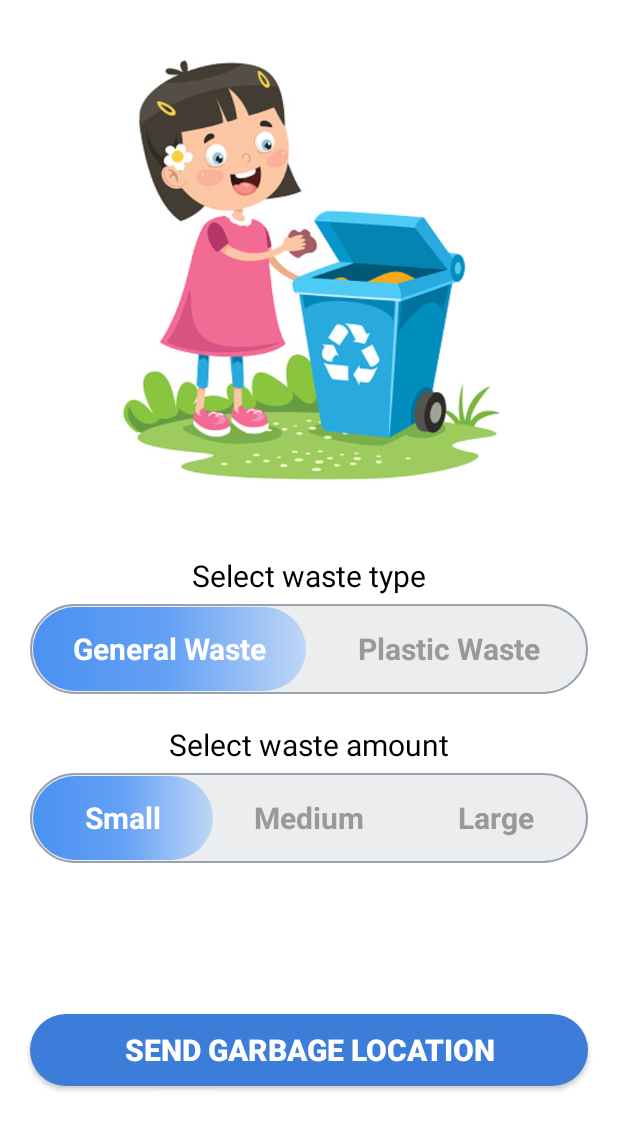
After one commit to Ritex12in/ByteVerse_The_Cyber_Savvy_Squad, an Android app: the AddGarbageActivity screen opened directly, with no data from a screen before it, on a phone screen of 412 x 824 dp. The commit adds this screen. Shown: the top 1130 px of the screen. Run offline under Robolectric (Android 15) with nearby library versions, the phone set to English and light mode, and no system bars; libraries missing offline, so code that uses them is left out: com.karumi.dexter; 1 statement that could not run was skipped.

Commit message:
Android adding add garbage activity and making it functional

```diff
--- /dev/null
+++ b/TrashTracker/app/src/main/java/com/example/trashtracker/activities/AddGarbageActivity.kt
@@ -0,0 +1,50 @@
+package com.example.trashtracker.activities
+
+import androidx.appcompat.app.AppCompatActivity
+import android.os.Bundle
+import com.example.trashtracker.R
+import com.example.trashtracker.databinding.ActivityAddGarbageBinding
+import com.example.trashtracker.firebase.FireStoreClass
+import com.example.trashtracker.models.Garbage
+import com.example.trashtracker.utils.GetLocation
+import java.text.SimpleDateFormat
+import java.util.*
+
+class AddGarbageActivity : AppCompatActivity() {
+    private var binding: ActivityAddGarbageBinding? = null
+    private var selectedType:String = "generalWaste"
+    private var selectedAmount:Double = 1.0
+
+    override fun onCreate(savedInstanceState: Bundle?) {
+        super.onCreate(savedInstanceState)
+        binding = ActivityAddGarbageBinding.inflate(layoutInflater)
+        setContentView(binding?.root)
+
+        binding?.selectWasteType?.setOnCheckedChangeListener { _, i ->
+            selectedType = if (i == R.id.generalWaste) {
+                "generalWaste"
+            } else {
+                "plasticWaste"
+            }
+        }
+        binding?.selectWasteAmount?.setOnCheckedChangeListener { _, i ->
+            selectedAmount = when (i) {
+                R.id.small -> 1.0
+                R.id.medium -> 10.0
+                else -> 100.0
+            }
+        }
+        val currentPosition = GetLocation(this)
+
+        binding?.markGarbageLocation?.setOnClickListener {
+            val userId = FireStoreClass().getCurrentUserId()
+            val sdf = SimpleDateFormat("yyyy-MM-dd")
+            val currentDate = sdf.format(Date()).toString()
+            val latitude = currentPosition.getCurrentLatLng().latitude
+            val longitude = currentPosition.getCurrentLatLng().longitude
+            val garbage= Garbage(userId,selectedType,currentDate,selectedAmount,latitude,longitude)
+            FireStoreClass().addGarbage(this,garbage)
+            FireStoreClass().addMonthData(selectedAmount)
+        }
+    }
+}
--- a/TrashTracker/app/src/main/java/com/example/trashtracker/activities/MainActivity.kt
+++ b/TrashTracker/app/src/main/java/com/example/trashtracker/activities/MainActivity.kt
@@ -37,6 +37,9 @@ class MainActivity : AppCompatActivity() {
 
         binding?.btnSettings?.setOnClickListener {
             startActivity(Intent(this, SettingsActivity::class.java))
+        }
+        binding?.fbAddGarbage?.setOnClickListener {
+            startActivity(Intent(this,AddGarbageActivity::class.java))
         }
 
         createPieChart()
@@ -88,11 +91,11 @@ class MainActivity : AppCompatActivity() {
     {
         val dataRefer = FirebaseFirestore.getInstance().collection(Constants.CONSTANTS).document(Constants.WASTETYPEDATA)
         dataRefer.get().addOnSuccessListener {document->
-            //val generalWaste = document.get("generalWaste").toString().toFloat()
-            //val plasticWaste = document.get("plasticWaste").toString().toFloat()
+            val generalWaste = document.get("generalWaste").toString().toFloat()
+            val plasticWaste = document.get("plasticWaste").toString().toFloat()
             val pieChart: PieChart = findViewById(R.id.activity_main_pieChart)
             DrawPieChart.setupPieChart(pieChart)
-            DrawPieChart.loadPieChartData(pieChart, 9f,4f)
+            DrawPieChart.loadPieChartData(pieChart, generalWaste,plasticWaste)
         }
     }
 
--- a/TrashTracker/app/src/main/java/com/example/trashtracker/firebase/FireStoreClass.kt
+++ b/TrashTracker/app/src/main/java/com/example/trashtracker/firebase/FireStoreClass.kt
@@ -1,10 +1,15 @@
 package com.example.trashtracker.firebase
 
+import android.widget.Toast
+import com.example.trashtracker.activities.AddGarbageActivity
 import com.example.trashtracker.contants.Constants
+import com.example.trashtracker.models.Garbage
 import com.example.trashtracker.models.User
 import com.google.firebase.auth.FirebaseAuth
 import com.google.firebase.firestore.FirebaseFirestore
 import com.google.firebase.firestore.SetOptions
+import java.text.SimpleDateFormat
+import java.util.*
 
 class FireStoreClass {
 
@@ -24,4 +29,51 @@ class FireStoreClass {
             currentUserId = currentUser.uid
         return currentUserId
     }
+
+    private fun updateTotalContribution()
+    {
+        val userRefer = mFireStore.collection(Constants.USERS).document(getCurrentUserId())
+        userRefer.get().addOnSuccessListener {document->
+            val contribution = document.get("contribution").toString().toLong()
+            userRefer.update("contribution",contribution+1)
+        }
+    }
+
+    fun addGarbage(activity: AddGarbageActivity, garbage: Garbage)
+    {
+        mFireStore.collection(Constants.GARBAGE)
+            .document().set(garbage, SetOptions.merge())
+            .addOnCompleteListener{task->
+                if (task.isSuccessful)
+                {
+                    Toast.makeText(activity,"Garbage added", Toast.LENGTH_SHORT).show()
+                    updateTotalContribution()
+                    updateWasteTypeData(garbage.type!!)
+                }
+                else
+                {
+                    Toast.makeText(activity,"Failed to add, check network connection", Toast.LENGTH_SHORT).show()
+                }
+            }
+    }
+    private fun updateWasteTypeData(wasteType:String)
+    {
+        val dataRefer = FirebaseFirestore.getInstance().collection(Constants.CONSTANTS).document(Constants.WASTETYPEDATA)
+        dataRefer.get().addOnSuccessListener { document ->
+            val generalWaste = document.get("generalWaste").toString().toFloat()
+            val plasticWaste = document.get("plasticWaste").toString().toFloat()
+            if (wasteType == "plasticWaste")
+                dataRefer.update("plasticWaste",plasticWaste+1)
+            else
+                dataRefer.update("generalWaste",generalWaste+1)
+        }
+    }
+
+    fun addMonthData(value:Double)
+    {
+        val sdf = SimpleDateFormat("MMM-yy")
+        val currentDate = sdf.format(Date()).toString()
+        val monthDataRefer = mFireStore.collection(Constants.CONSTANTS).document(Constants.MONTHWISEDATA)
+        monthDataRefer.update("MonthData", mapOf(currentDate to value))
+    }
 }
--- /dev/null
+++ b/TrashTracker/app/src/main/java/com/example/trashtracker/models/Garbage.kt
@@ -0,0 +1,47 @@
+package com.example.trashtracker.models
+
+import android.os.Parcel
+import android.os.Parcelable
+
+data class Garbage(
+    val userId:String? = "",
+    val type:String? = "",
+    val date:String? = "",
+    val amount:Double = 0.0,
+    val latitude:Double = 0.0,
+    val longitude:Double = 0.0
+):Parcelable{
+    constructor(parcel: Parcel) : this(
+        parcel.readString(),
+        parcel.readString(),
+        parcel.readString(),
+        parcel.readDouble(),
+        parcel.readDouble(),
+        parcel.readDouble()
+    ) {
+    }
+
+    override fun writeToParcel(parcel: Parcel, flags: Int) {
+        parcel.writeString(userId)
+        parcel.writeString(type)
+        parcel.writeString(date)
+        parcel.writeDouble(amount)
+        parcel.writeDouble(latitude)
+        parcel.writeDouble(longitude)
+    }
+
+    override fun describeContents(): Int {
+        return 0
+    }
+
+    companion object CREATOR : Parcelable.Creator<Garbage> {
+        override fun createFromParcel(parcel: Parcel): Garbage {
+            return Garbage(parcel)
+        }
+
+        override fun newArray(size: Int): Array<Garbage?> {
+            return arrayOfNulls(size)
+        }
+    }
+
+}
--- /dev/null
+++ b/TrashTracker/app/src/main/res/drawable/button_text_checked_color.xml
@@ -0,0 +1,5 @@
+<?xml version="1.0" encoding="utf-8"?>
+<selector xmlns:android="http://schemas.android.com/apk/res/android">
+    <item android:color="#ffffff" android:state_checked="true"/>
+    <item android:color="#999999" android:state_checked="false"/>
+</selector>
--- /dev/null
+++ b/TrashTracker/app/src/main/res/drawable/radio_button_bg.xml
@@ -0,0 +1,12 @@
+<?xml version="1.0" encoding="utf-8"?>
+<selector xmlns:android="http://schemas.android.com/apk/res/android">
+    <item android:state_checked="true">
+        <shape android:shape="rectangle">
+            <gradient
+                android:startColor="@color/blue_4"
+                android:centerColor="@color/blue_3"
+                android:endColor="@color/blue_1"/>
+            <corners android:radius="30dp"/>
+        </shape>
+    </item>
+</selector>
--- /dev/null
+++ b/TrashTracker/app/src/main/res/drawable/radio_group_background.xml
@@ -0,0 +1,11 @@
+<?xml version="1.0" encoding="utf-8"?>
+<shape xmlns:android="http://schemas.android.com/apk/res/android"
+    android:shape="rectangle"
+    >
+    <solid
+        android:color="#ecedef"/>
+    <stroke
+        android:width="1dp"
+        android:color="#9AA2AF"/>
+    <corners android:radius="30dp"/>
+</shape>
--- /dev/null
+++ b/TrashTracker/app/src/main/res/layout/activity_add_garbage.xml
@@ -0,0 +1,170 @@
+<?xml version="1.0" encoding="utf-8"?>
+<androidx.constraintlayout.widget.ConstraintLayout xmlns:android="http://schemas.android.com/apk/res/android"
+    xmlns:app="http://schemas.android.com/apk/res-auto"
+    xmlns:tools="http://schemas.android.com/tools"
+    android:layout_width="match_parent"
+    android:layout_height="match_parent"
+    tools:context=".activities.AddGarbageActivity">
+
+    <ImageView
+        android:id="@+id/iv_add_garbage"
+        android:layout_width="300dp"
+        android:layout_height="300dp"
+        android:layout_marginTop="30dp"
+        android:src="@drawable/add_garbage_cover_image"
+        app:layout_constraintEnd_toEndOf="parent"
+        app:layout_constraintStart_toStartOf="parent"
+        app:layout_constraintTop_toTopOf="parent" />
+
+    <LinearLayout
+        android:id="@+id/linearLayout"
+        android:layout_width="match_parent"
+        android:layout_height="wrap_content"
+        android:gravity="center"
+        android:orientation="vertical"
+        android:layout_marginStart="20dp"
+        android:layout_marginEnd="20dp"
+        android:layout_marginTop="40dp"
+        app:layout_constraintEnd_toEndOf="parent"
+        app:layout_constraintStart_toStartOf="parent"
+        app:layout_constraintTop_toBottomOf="@+id/iv_add_garbage">
+
+        <TextView
+            android:layout_width="wrap_content"
+            android:layout_height="wrap_content"
+            android:text="Select waste type"
+            android:textColor="@color/black"
+            android:textSize="20sp" />
+
+        <RadioGroup
+            android:id="@+id/selectWasteType"
+            android:layout_width="match_parent"
+            android:layout_height="@dimen/radio_button_width"
+            android:layout_marginTop="5dp"
+            android:background="@drawable/radio_group_background"
+            android:orientation="horizontal">
+
+            <RadioButton
+                android:id="@+id/generalWaste"
+                android:layout_width="0dp"
+                android:layout_height="match_parent"
+                android:layout_margin="2dp"
+                android:layout_weight="1"
+                android:background="@drawable/radio_button_bg"
+                android:button="@null"
+                android:checked="true"
+                android:gravity="center"
+                android:text="General Waste"
+                android:textColor="@drawable/button_text_checked_color"
+                android:textSize="20sp"
+                android:textStyle="bold" />
+
+            <RadioButton
+                android:id="@+id/plasticWaste"
+                android:layout_width="0dp"
+                android:layout_height="match_parent"
+                android:layout_margin="2dp"
+                android:layout_weight="1"
+                android:background="@drawable/radio_button_bg"
+                android:button="@null"
+                android:checked="false"
+                android:gravity="center"
+                android:text="Plastic Waste"
+                android:textColor="@drawable/button_text_checked_color"
+                android:textSize="20sp"
+                android:textStyle="bold" />
+        </RadioGroup>
+    </LinearLayout>
+
+    <LinearLayout
+        android:id="@+id/linearLayout2"
+        android:layout_width="match_parent"
+        android:layout_height="wrap_content"
+        android:layout_marginStart="20dp"
+        android:layout_marginTop="20dp"
+        android:layout_marginEnd="20dp"
+        android:gravity="center"
+        android:orientation="vertical"
+        app:layout_constraintEnd_toEndOf="parent"
+        app:layout_constraintStart_toStartOf="parent"
+        app:layout_constraintTop_toBottomOf="@+id/linearLayout">
+
+        <TextView
+            android:layout_width="wrap_content"
+            android:layout_height="wrap_content"
+            android:text="Select waste amount"
+            android:textColor="@color/black"
+            android:textSize="20sp" />
+
+        <RadioGroup
+            android:id="@+id/selectWasteAmount"
+            android:layout_width="match_parent"
+            android:layout_height="@dimen/radio_button_width"
+            android:layout_marginTop="5dp"
+            android:background="@drawable/radio_group_background"
+            android:orientation="horizontal">
+
+            <RadioButton
+                android:id="@+id/small"
+                android:layout_width="0dp"
+                android:layout_height="match_parent"
+                android:layout_margin="2dp"
+                android:layout_weight="1"
+                android:background="@drawable/radio_button_bg"
+                android:button="@null"
+                android:checked="true"
+                android:gravity="center"
+                android:text="Small"
+                android:textColor="@drawable/button_text_checked_color"
+                android:textSize="20sp"
+                android:textStyle="bold" />
+
+            <RadioButton
+                android:id="@+id/medium"
+                android:layout_width="0dp"
+                android:layout_height="match_parent"
+                android:layout_margin="2dp"
+                android:layout_weight="1"
+                android:background="@drawable/radio_button_bg"
+                android:button="@null"
+                android:checked="false"
+                android:gravity="center"
+                android:text="Medium"
+                android:textColor="@drawable/button_text_checked_color"
+                android:textSize="20sp"
+                android:textStyle="bold" />
+
+            <RadioButton
+                android:id="@+id/large"
+                android:layout_width="0dp"
+                android:layout_height="match_parent"
+                android:layout_margin="2dp"
+                android:layout_weight="1"
+                android:background="@drawable/radio_button_bg"
+                android:button="@null"
+                android:checked="false"
+                android:gravity="center"
+                android:text="Large"
+                android:textColor="@drawable/button_text_checked_color"
+                android:textSize="20sp"
+                android:textStyle="bold" />
+        </RadioGroup>
+    </LinearLayout>
+
+    <androidx.appcompat.widget.AppCompatButton
+        android:id="@+id/markGarbageLocation"
+        android:layout_width="match_parent"
+        android:layout_height="wrap_content"
+        app:layout_constraintBottom_toBottomOf="parent"
+        app:layout_constraintEnd_toEndOf="parent"
+        app:layout_constraintStart_toStartOf="parent"
+        android:layout_marginEnd="20dp"
+        android:layout_marginStart="20dp"
+        android:background="@drawable/button_bg"
+        android:text="Send garbage location"
+        android:textSize="20sp"
+        android:textStyle="bold"
+        android:textColor="@color/white"
+        app:layout_constraintTop_toBottomOf="@+id/linearLayout2" />
+
+</androidx.constraintlayout.widget.ConstraintLayout>
--- a/TrashTracker/app/src/main/res/values/dimens.xml
+++ b/TrashTracker/app/src/main/res/values/dimens.xml
@@ -4,4 +4,5 @@
     <dimen name="start_end_margin">20dp</dimen>
     <dimen name="til_radius">10dp</dimen>
     <dimen name="navigation_bar_icon_size">40dp</dimen>
+    <dimen name="radio_button_width">60dp</dimen>
 </resources>
```
Also changed, not shown: TrashTracker/app/src/main/AndroidManifest.xml (+6 -2 lines), TrashTracker/app/src/main/res/drawable-v24/add_garbage_cover_image.jpg (added).
